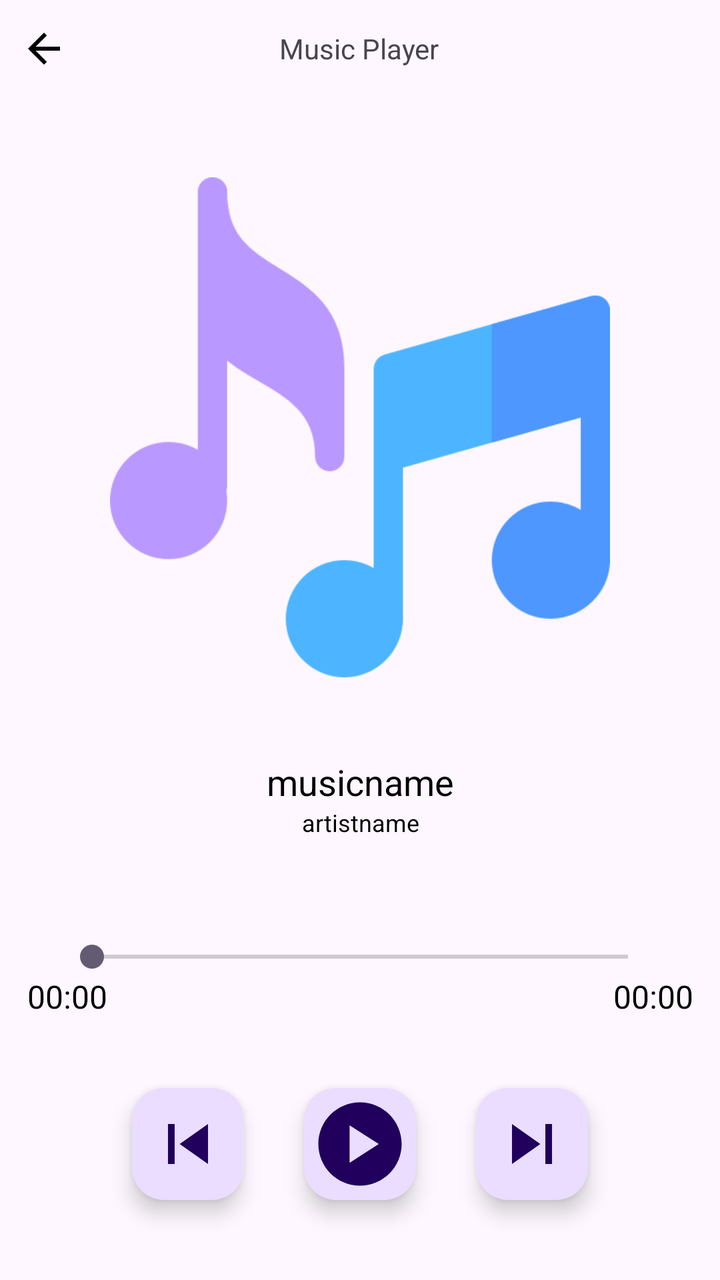
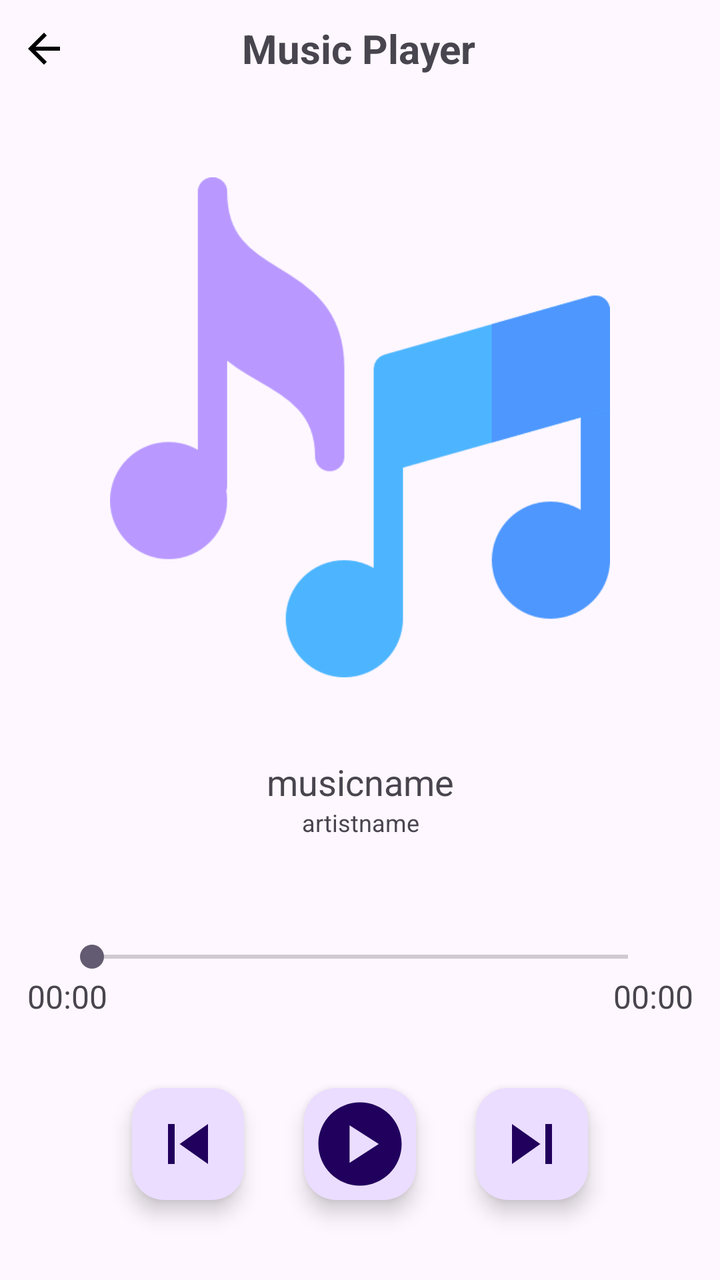

Screens rendered from an Android XML layout before and after an edit, with the pre-edit source and the edit as a unified diff.
<!-- AndroidManifest.xml: application theme Theme.MusicPlayer -->
<!-- res/layout/activity_player.xml -->
<?xml version="1.0" encoding="utf-8"?>
<LinearLayout xmlns:android="http://schemas.android.com/apk/res/android"
    xmlns:app="http://schemas.android.com/apk/res-auto"
    xmlns:tools="http://schemas.android.com/tools"
    android:id="@+id/main"
    android:layout_width="match_parent"
    android:layout_height="match_parent"
    android:orientation="vertical"
    android:gravity="center"
    tools:context=".PlayerActivity">

    <LinearLayout
        android:layout_width="match_parent"
        android:layout_height="wrap_content"
        android:orientation="horizontal"
        android:gravity="center"
        android:layout_weight="1"
        tools:ignore="UseCompoundDrawables">

        <ImageView
            android:id="@+id/backBtn"
            android:layout_width="wrap_content"
            android:layout_height="wrap_content"
            android:contentDescription="@string/navigationBack"
            android:src="@drawable/ic_back"
            android:layout_margin="10dp"/>

        <TextView
            android:layout_width="0dp"
            android:layout_height="match_parent"
            android:gravity="center"
            android:text="@string/app_name"
            android:layout_weight="1"
            android:layout_marginEnd="45dp"
            tools:ignore="NestedWeights" />

    </LinearLayout>

    <com.google.android.material.imageview.ShapeableImageView
        android:id="@+id/songIcon"
        android:layout_width="250dp"
        android:layout_height="250dp"
        android:layout_margin="40dp"
        android:src="@drawable/music_app_icon"
        app:shapeAppearanceOverlay="@style/curved"
        tools:ignore="ImageContrastCheck" />

    <LinearLayout
        android:layout_width="match_parent"
        android:layout_height="wrap_content"
        android:orientation="vertical">
        <TextView
            android:id="@+id/songName"
            android:layout_width="match_parent"
            android:layout_height="wrap_content"
            android:layout_marginHorizontal="20dp"
            android:gravity="center"
            android:text="@string/songname"
            android:singleLine="true"
            android:textSize="18sp"
            android:textColor="@color/black"
            android:textAlignment="center"
            android:ellipsize="marquee"
            android:marqueeRepeatLimit="marquee_forever"/>
        <TextView
            android:id="@+id/songArtist"
            android:layout_width="match_parent"
            android:layout_height="wrap_content"
            android:gravity="center"
            android:text="@string/artistname"
            android:singleLine="true"
            android:textSize="12sp"
            android:textColor="@color/black"
            android:textAlignment="center"/>
    </LinearLayout>

    <LinearLayout
        android:layout_width="match_parent"
        android:layout_height="wrap_content"
        android:layout_marginTop="50dp"
        android:layout_marginHorizontal="30dp"
        android:layout_gravity="center">

        <androidx.appcompat.widget.AppCompatSeekBar
            android:id="@+id/seekBar"
            android:layout_width="0dp"
            android:layout_height="wrap_content"
            android:layout_weight="1"/>

    </LinearLayout>

    <LinearLayout
        android:layout_width="393dp"
        android:layout_height="wrap_content"
        android:layout_gravity="center"
        tools:ignore="TextSizeCheck">

        <TextView
            android:id="@+id/seekBarTime"
            android:layout_width="wrap_content"
            android:layout_height="wrap_content"
            android:layout_gravity="start"
            android:layout_marginHorizontal="30dp"
            android:text="@string/StartDuration"
            android:textColor="@color/black"
            android:textSize="16sp" />

        <TextView
            android:id="@+id/musicDuration"
            android:layout_width="0dp"
            android:layout_height="wrap_content"
            android:layout_marginHorizontal="30dp"
            android:layout_weight="1"
            android:gravity="end"
            android:text="@string/EndDuration"
            android:textColor="@color/black"
            android:textSize="16sp" />

    </LinearLayout>


    <LinearLayout
        android:layout_width="wrap_content"
        android:layout_height="wrap_content"
        android:orientation="horizontal"
        android:layout_margin="20dp"
        android:layout_weight="1">

        <com.google.android.material.floatingactionbutton.ExtendedFloatingActionButton
            android:id="@+id/previousMusic"
            android:layout_width="wrap_content"
            android:layout_height="wrap_content"
            android:layout_margin="15dp"
            app:icon="@drawable/ic_previous"
            app:iconSize="40dp"
            tools:ignore="SpeakableTextPresentCheck" />

        <com.google.android.material.floatingactionbutton.ExtendedFloatingActionButton
            android:id="@+id/playPause"
            android:layout_width="wrap_content"
            android:layout_height="wrap_content"
            android:layout_margin="15dp"
            app:icon="@drawable/play_circle"
            app:iconSize="50dp"
            tools:ignore="SpeakableTextPresentCheck" />

        <com.google.android.material.floatingactionbutton.ExtendedFloatingActionButton
            android:id="@+id/nextMusic"
            android:layout_width="wrap_content"
            android:layout_height="wrap_content"
            android:layout_margin="15dp"
            app:icon="@drawable/ic_next"
            app:iconSize="40dp"
            tools:ignore="SpeakableTextPresentCheck" />

    </LinearLayout>

</LinearLayout>
<!-- resources referenced by this layout -->
<resources>
  <color name="black">#FF000000</color>
  <!-- drawable ic_back (drawable) -->
  <vector xmlns:android="http://schemas.android.com/apk/res/android" android:autoMirrored="true" android:height="24dp" android:tint="#000000" android:viewportHeight="24" android:viewportWidth="24" android:width="24dp">
        
      <path android:fillColor="@android:color/white" android:pathData="M20,11H7.83l5.59,-5.59L12,4l-8,8 8,8 1.41,-1.41L7.83,13H20v-2z"/>
      
  </vector>
  <!-- drawable ic_next (drawable) -->
  <vector xmlns:android="http://schemas.android.com/apk/res/android" android:height="24dp" android:tint="#000000" android:viewportHeight="24" android:viewportWidth="24" android:width="24dp">
        
      <path android:fillColor="@android:color/white" android:pathData="M6,18l8.5,-6L6,6v12zM16,6v12h2V6h-2z"/>
      
  </vector>
  <!-- drawable ic_previous (drawable) -->
  <vector xmlns:android="http://schemas.android.com/apk/res/android" android:height="24dp" android:tint="#000000" android:viewportHeight="24" android:viewportWidth="24" android:width="24dp">
        
      <path android:fillColor="@android:color/white" android:pathData="M6,6h2v12L6,18zM9.5,12l8.5,6L18,6z"/>
      
  </vector>
  <!-- drawable music_app_icon: png bitmap (drawable, 12276 bytes) -->
  <!-- drawable play_circle (drawable) -->
  <vector xmlns:android="http://schemas.android.com/apk/res/android" android:height="24dp" android:tint="#000000" android:viewportHeight="24" android:viewportWidth="24" android:width="24dp">
        
      <path android:fillColor="@android:color/white" android:pathData="M12,2C6.48,2 2,6.48 2,12s4.48,10 10,10s10,-4.48 10,-10S17.52,2 12,2zM9.5,16.5v-9l7,4.5L9.5,16.5z"/>
      
  </vector>
  <string name="EndDuration">00:00</string>
  <string name="StartDuration">00:00</string>
  <string name="app_name">Music Player</string>
  <string name="artistname">artistname</string>
  <string name="navigationBack">navigationBack</string>
  <string name="songname">musicname</string>
  <style name="curved">
          <item name="cornerSize">20%</item>
      </style>
  <style name="Theme.MusicPlayer" parent="Base.Theme.MusicPlayer" />
  <style name="Base.Theme.MusicPlayer" parent="Theme.Material3.DayNight.NoActionBar">
          
          
      </style>
</resources>

<!-- the commit's change to res/layout/activity_player.xml (unified diff, before → after) -->
@@ -21,15 +21,18 @@
             android:id="@+id/backBtn"
             android:layout_width="wrap_content"
             android:layout_height="wrap_content"
+            android:layout_margin="10dp"
             android:contentDescription="@string/navigationBack"
             android:src="@drawable/ic_back"
-            android:layout_margin="10dp"/>
+            tools:ignore="ImageContrastCheck" />
 
         <TextView
             android:layout_width="0dp"
             android:layout_height="match_parent"
             android:gravity="center"
             android:text="@string/app_name"
+            android:textStyle="bold"
+            android:textSize="20sp"
             android:layout_weight="1"
             android:layout_marginEnd="45dp"
             tools:ignore="NestedWeights" />
@@ -58,7 +61,6 @@
             android:text="@string/songname"
             android:singleLine="true"
             android:textSize="18sp"
-            android:textColor="@color/black"
             android:textAlignment="center"
             android:ellipsize="marquee"
             android:marqueeRepeatLimit="marquee_forever"/>
@@ -70,7 +72,6 @@
             android:text="@string/artistname"
             android:singleLine="true"
             android:textSize="12sp"
-            android:textColor="@color/black"
             android:textAlignment="center"/>
     </LinearLayout>
 
@@ -102,7 +103,6 @@
             android:layout_gravity="start"
             android:layout_marginHorizontal="30dp"
             android:text="@string/StartDuration"
-            android:textColor="@color/black"
             android:textSize="16sp" />
 
         <TextView
@@ -113,7 +113,6 @@
             android:layout_weight="1"
             android:gravity="end"
             android:text="@string/EndDuration"
-            android:textColor="@color/black"
             android:textSize="16sp" />
 
     </LinearLayout>
<!-- resource entries referenced after the edit -->
@@ -1,6 +1,5 @@
 <!-- resources referenced by this layout -->
 <resources>
-  <color name="black">#FF000000</color>
   <!-- drawable ic_back (drawable) -->
   <vector xmlns:android="http://schemas.android.com/apk/res/android" android:autoMirrored="true" android:height="24dp" android:tint="#000000" android:viewportHeight="24" android:viewportWidth="24" android:width="24dp">
         
